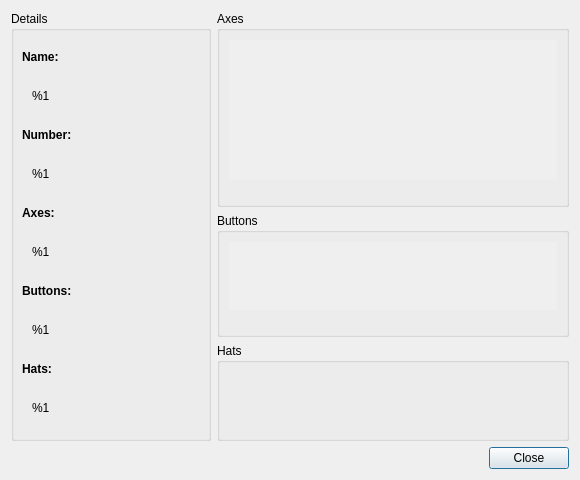
First picture: the form in src/joystickstatuswindow.ui, repository AntiMicroX/antimicrox, before the edit.
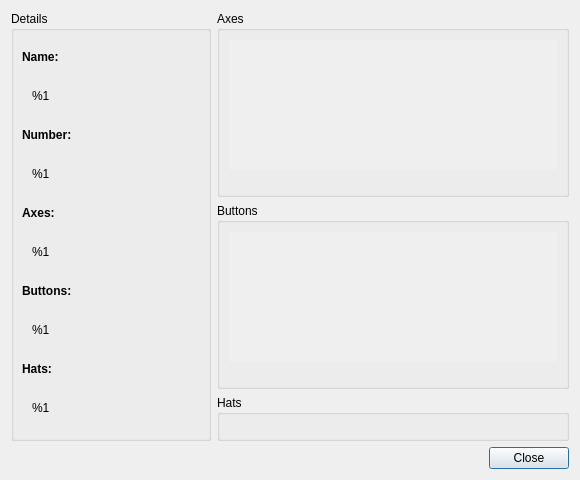
Second picture: the form after the edit.

```diff
--- a/src/joystickstatuswindow.ui
+++ b/src/joystickstatuswindow.ui
@@ -195,7 +195,7 @@
       </widget>
      </item>
      <item>
-      <layout class="QVBoxLayout" name="verticalLayout_10" stretch="2,1,1">
+      <layout class="QVBoxLayout" name="verticalLayout_10" stretch="0,0,0">
        <item>
         <widget class="QGroupBox" name="axesGroupBox">
          <property name="title">
@@ -225,7 +225,7 @@
                <x>0</x>
                <y>0</y>
                <width>350</width>
-               <height>138</height>
+               <height>131</height>
               </rect>
              </property>
             </widget>
@@ -279,7 +279,7 @@
                <x>0</x>
                <y>0</y>
                <width>350</width>
-               <height>72</height>
+               <height>131</height>
               </rect>
              </property>
             </widget>
```
